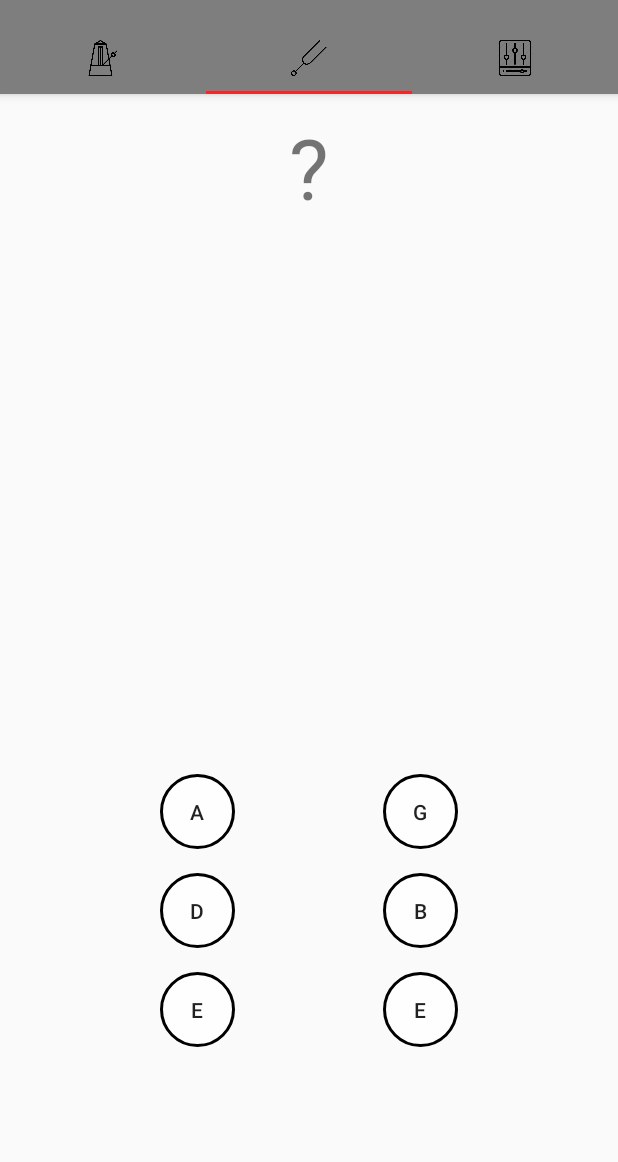
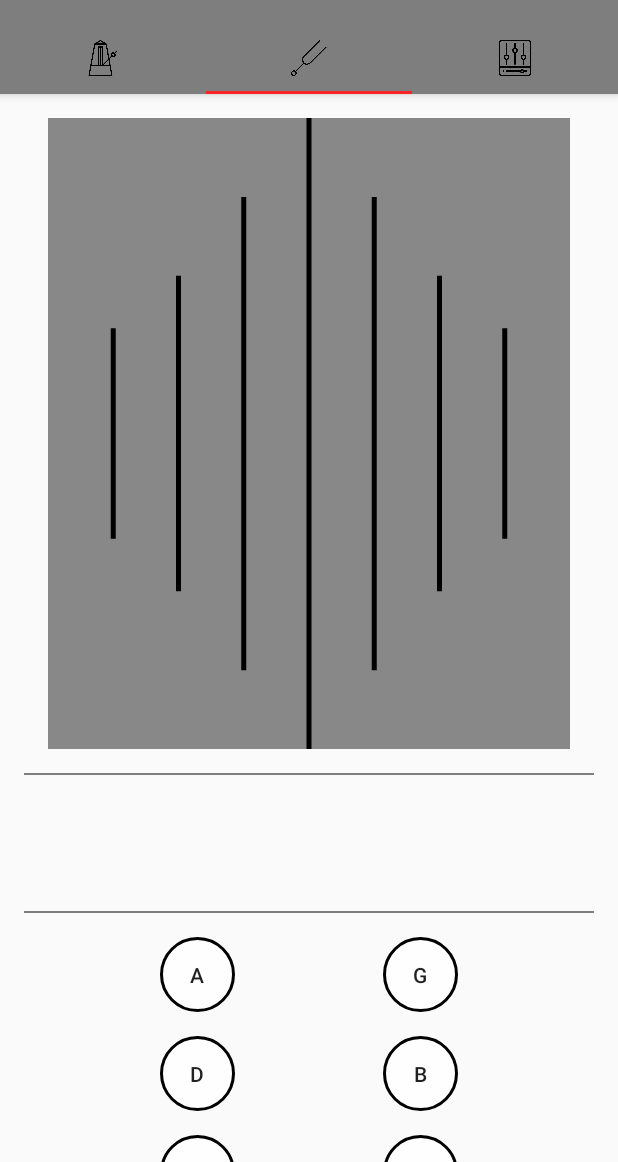
Before and after one commit to Llado22/TimmyTuner, an Android app: the screen it shows after launch (TimmyTunerActivity), tab 2 chosen, on a phone screen of 412 x 824 dp, the part 74-1236 px from its top. Run offline under Robolectric (Android 15) with nearby library versions, the phone set to English and light mode, and no system bars; pictures from the network do not load.

Commit message:
1a fase Tuner View (animació afinador) + Layout

```diff
--- a/app/src/main/java/tuners/timmy/timmytuner/TunerFragment.java
+++ b/app/src/main/java/tuners/timmy/timmytuner/TunerFragment.java
@@ -11,6 +11,7 @@ import android.view.LayoutInflater;
 import android.view.View;
 import android.view.ViewGroup;
 import android.widget.Button;
+import android.widget.RelativeLayout;
 import android.widget.TextView;
 import android.media.AudioManager;
 import android.media.SoundPool;
@@ -35,11 +36,10 @@ public class TunerFragment extends Fragment implements View.OnClickListener {
     private Button btn_4;
     private Button btn_5;
     private Button btn_6;
-    //soundpool
-    private int idSound;
-    public SoundPool sp;
+    //View afinador
+    TunerView tunerView;
+    //media player
     private MediaPlayer mp;
-
 
     RecordingThread recordingThread = new RecordingThread(new RecordingThread.Listener() {
         @Override
@@ -67,7 +67,6 @@ public class TunerFragment extends Fragment implements View.OnClickListener {
         Log.e("ACTION", "Crida al onStart() tuner");
     }
 
-    // Fer que quan s'executa el onStop() s'apagui el micro!!!!!
     @Override
     public void onStop() {
         super.onStop();
@@ -75,10 +74,29 @@ public class TunerFragment extends Fragment implements View.OnClickListener {
     }
 
     @Override
+    public void onPause() {
+        super.onPause();
+        Log.e("ACTION", "Crida al onPause() tuner");
+    }
+
+    @Override
+    public void onResume() {
+        super.onResume();
+        Log.e("ACTION", "Crida al onResume() tuner");
+    }
+
+
+    @Override
     public View onCreateView(LayoutInflater inflater, ViewGroup container,
                              Bundle savedInstanceState) {
         // Inflate the layout for this fragment
+
         View view = inflater.inflate(R.layout.fragment_tuner, container, false);
+
+        //RelativeLayout relativeLayout = (RelativeLayout) view.findViewById(R.id.container);
+        //relativeLayout.addView(new TunerView(getActivity()));
+        tunerView = (TunerView) view.findViewById(R.id.tunerView);
+        //getActivity().setContentView(tunerView);
 
         note = view.findViewById(R.id.textView);
         btn_1 = view.findViewById(R.id.btn_1);
@@ -96,8 +114,6 @@ public class TunerFragment extends Fragment implements View.OnClickListener {
 
         return view;
     }
-
-
 
 
     @Override
@@ -174,7 +190,7 @@ public class TunerFragment extends Fragment implements View.OnClickListener {
         else if(pitchInHz >= 185 && pitchInHz < 196) {
             sNote = "G";
         } else {
-            sNote = "?";
+            sNote = "";
         }
         try {
             //Toast.makeText(getActivity(), sNote ,Toast.LENGTH_SHORT).show();
@@ -183,10 +199,6 @@ public class TunerFragment extends Fragment implements View.OnClickListener {
             Log.e("Error","Error en setText");
         }
 
-    }
-
-    public void rep(){
-        sp.play(idSound,1,1,1,0,0);
     }
 
     public void startRecording() {
--- /dev/null
+++ b/app/src/main/java/tuners/timmy/timmytuner/TunerView.java
@@ -0,0 +1,108 @@
+package tuners.timmy.timmytuner;
+
+import android.content.Context;
+import android.graphics.Canvas;
+import android.graphics.Color;
+import android.graphics.Paint;
+import android.util.AttributeSet;
+import android.view.View;
+
+public class TunerView extends View {
+
+    private float selected;
+    Paint paint = new Paint();
+    Paint background_paintbrush;
+    Paint lines_paintbrush;
+    Paint black_paintbrush_fill;
+    Paint black_paintbrush_stroke;
+    Paint white_paintbrush_text;
+    private Canvas canvas;
+
+    public TunerView(Context context) {
+        super(context);
+        //setBackgroundResource(R.drawable)
+    }
+
+    public TunerView (Context context, AttributeSet attrs) {
+        super(context, attrs);
+        init(context, attrs, 0);
+    }
+
+    public TunerView (Context context, AttributeSet attrs, int defStyle) {
+        super(context, attrs, defStyle);
+        init(context, attrs, defStyle);
+    }
+
+    private void init(Context context, AttributeSet attrs, int defStyle) {
+        //do stuff
+    }
+
+    @Override
+    protected void onDraw(Canvas canvas) {
+        super.onDraw(canvas);
+        float centerY = getHeight()/2;
+        float centerX = getWidth()/2;
+        float height = getHeight();
+
+
+        paintbrush();
+        initialize(canvas);
+
+
+        //Rect rectangle = new Rect();
+        //rectangle.set(0,0,getWidth(),getHeight());
+        //canvas.drawRect(rectangle, black_paintbrush_fill);
+        //canvas.drawText(String.valueOf(), getWidth()/2, getHeight()/2, white_paintbrush_text);
+
+
+    }
+
+    private void initialize(Canvas canvas) {
+        float centerX = getWidth()/2;
+        float height = getHeight();
+        float width = getWidth();
+
+        //pintar background
+        canvas.drawPaint(background_paintbrush);
+        //linea central
+        canvas.drawLine(centerX, 0, centerX, height, lines_paintbrush);
+        //segones
+        canvas.drawLine(centerX-(centerX/4), height/8, centerX-(centerX/4), height-(height/8), lines_paintbrush);
+        canvas.drawLine(centerX+(centerX/4), height/8, centerX+(centerX/4), height-(height/8), lines_paintbrush);
+        //terceres
+        canvas.drawLine(centerX/2, height/4, centerX/2, height-(height/4), lines_paintbrush);
+        canvas.drawLine(centerX+(centerX/2), height/4, centerX+(centerX/2), height-(height/4), lines_paintbrush);
+        //cuartes
+        canvas.drawLine(centerX/4, height/3, centerX/4, height-(height/3), lines_paintbrush);
+        canvas.drawLine(width-(centerX/4), height/3, width-(centerX/4), height-(height/3), lines_paintbrush);
+    }
+
+    private void paintbrush() {
+        black_paintbrush_fill = new Paint();
+        black_paintbrush_fill.setColor(Color.BLACK);
+        black_paintbrush_fill.setStyle(Paint.Style.FILL);
+        black_paintbrush_stroke = new Paint();
+        black_paintbrush_stroke.setColor(Color.BLACK);
+        black_paintbrush_stroke.setStyle(Paint.Style.STROKE);
+        black_paintbrush_stroke.setStrokeWidth(3);
+        white_paintbrush_text = new Paint();
+        white_paintbrush_text.setColor(Color.WHITE);
+        white_paintbrush_text.setStyle(Paint.Style.FILL_AND_STROKE);
+        background_paintbrush = new Paint();
+        background_paintbrush.setColor(Color.GRAY);
+        lines_paintbrush = new Paint();
+        lines_paintbrush.setColor(Color.BLACK);
+        lines_paintbrush.setStyle(Paint.Style.FILL_AND_STROKE);
+        lines_paintbrush.setStrokeWidth(5);
+    }
+
+
+    //gets and sets
+    public float getSelected() {
+        return selected;
+    }
+
+    public void setSelected(float selected) {
+        this.selected = selected;
+    }
+}
--- a/app/src/main/res/layout/fragment_tuner.xml
+++ b/app/src/main/res/layout/fragment_tuner.xml
@@ -3,9 +3,26 @@
     xmlns:app="http://schemas.android.com/apk/res-auto"
     xmlns:tools="http://schemas.android.com/tools"
     android:id="@+id/frameLayout"
+
     android:layout_width="match_parent"
     android:layout_height="match_parent"
     tools:context=".TunerFragment">
+
+    <View
+        android:id="@+id/view2"
+        android:layout_width="0dp"
+        android:layout_height="1dp"
+        android:layout_marginStart="16dp"
+        android:layout_marginLeft="16dp"
+        android:layout_marginEnd="16dp"
+        android:layout_marginRight="16dp"
+        android:layout_marginBottom="16dp"
+        android:background="@color/colorPrimary"
+        android:visibility="visible"
+        app:layout_constraintBottom_toTopOf="@+id/btn_4"
+        app:layout_constraintEnd_toEndOf="parent"
+        app:layout_constraintHorizontal_bias="0.0"
+        app:layout_constraintStart_toStartOf="parent" />
 
     <TextView
         android:id="@+id/textView"
@@ -13,14 +30,15 @@
         android:layout_height="wrap_content"
         android:layout_marginStart="8dp"
         android:layout_marginLeft="8dp"
-        android:layout_marginTop="11dp"
         android:layout_marginEnd="8dp"
         android:layout_marginRight="8dp"
+        android:layout_marginBottom="8dp"
         android:gravity="right"
         android:textSize="56sp"
+        app:layout_constraintBottom_toTopOf="@+id/view2"
         app:layout_constraintEnd_toEndOf="parent"
+        app:layout_constraintHorizontal_bias="0.502"
         app:layout_constraintStart_toStartOf="parent"
-        app:layout_constraintTop_toTopOf="parent"
         tools:text="31.37" />
 
 
@@ -30,12 +48,12 @@
         android:layout_height="50dp"
         android:layout_marginStart="8dp"
         android:layout_marginLeft="8dp"
-        android:layout_marginTop="13dp"
+        android:layout_marginBottom="16dp"
         android:background="@drawable/circ_btn"
         android:text="A"
+        app:layout_constraintBottom_toTopOf="@+id/btn_5"
         app:layout_constraintEnd_toStartOf="@+id/btn_3"
-        app:layout_constraintStart_toStartOf="parent"
-        app:layout_constraintTop_toBottomOf="@+id/view" />
+        app:layout_constraintStart_toStartOf="parent" />
 
     <Button
         android:id="@+id/btn_3"
@@ -53,31 +71,31 @@
 
     <Button
         android:id="@+id/btn_5"
-        android:background="@drawable/circ_btn"
         android:layout_width="50dp"
         android:layout_height="50dp"
         android:layout_marginStart="8dp"
         android:layout_marginLeft="8dp"
-        android:layout_marginTop="16dp"
+        android:layout_marginBottom="16dp"
+        android:background="@drawable/circ_btn"
         android:text="D"
+        app:layout_constraintBottom_toTopOf="@+id/btn_6"
         app:layout_constraintEnd_toStartOf="@+id/btn_2"
         app:layout_constraintHorizontal_bias="0.5"
-        app:layout_constraintStart_toStartOf="parent"
-        app:layout_constraintTop_toBottomOf="@+id/btn_4" />
+        app:layout_constraintStart_toStartOf="parent" />
 
     <Button
         android:id="@+id/btn_6"
         android:layout_width="50dp"
         android:layout_height="50dp"
-        android:background="@drawable/circ_btn"
         android:layout_marginStart="8dp"
         android:layout_marginLeft="8dp"
-        android:layout_marginTop="16dp"
+        android:layout_marginBottom="24dp"
+        android:background="@drawable/circ_btn"
         android:text="E"
+        app:layout_constraintBottom_toBottomOf="parent"
         app:layout_constraintEnd_toStartOf="@+id/btn_1"
         app:layout_constraintHorizontal_bias="0.5"
-        app:layout_constraintStart_toStartOf="parent"
-        app:layout_constraintTop_toBottomOf="@+id/btn_5" />
+        app:layout_constraintStart_toStartOf="parent" />
 
     <Button
         android:id="@+id/btn_2"
@@ -97,24 +115,45 @@
         android:id="@+id/btn_1"
         android:layout_width="50dp"
         android:layout_height="50dp"
-        android:background="@drawable/circ_btn"
-        android:layout_marginTop="16dp"
         android:layout_marginEnd="8dp"
         android:layout_marginRight="8dp"
+        android:background="@drawable/circ_btn"
         android:text="E"
+        app:layout_constraintBaseline_toBaselineOf="@+id/btn_6"
         app:layout_constraintEnd_toEndOf="parent"
         app:layout_constraintHorizontal_bias="0.5"
-        app:layout_constraintStart_toEndOf="@+id/btn_6"
-        app:layout_constraintTop_toBottomOf="@+id/btn_2" />
+        app:layout_constraintStart_toEndOf="@+id/btn_6" />
 
     <View
-        android:id="@+id/view"
-        android:layout_width="wrap_content"
+        android:id="@+id/view1"
+        android:layout_width="0dp"
         android:layout_height="1dp"
         android:layout_marginStart="16dp"
         android:layout_marginLeft="16dp"
-        android:layout_marginBottom="328dp"
-        app:layout_constraintBottom_toBottomOf="parent"
+        android:layout_marginEnd="16dp"
+        android:layout_marginRight="16dp"
+        android:layout_marginBottom="8dp"
+        android:background="@color/colorPrimary"
+        android:visibility="visible"
+        app:layout_constraintBottom_toTopOf="@+id/textView"
+        app:layout_constraintEnd_toEndOf="parent"
         app:layout_constraintStart_toStartOf="parent" />
 
+    <tuners.timmy.timmytuner.TunerView
+        android:id="@+id/tunerView"
+        android:layout_width="0dp"
+        android:layout_height="0dp"
+        android:layout_marginStart="32dp"
+        android:layout_marginLeft="32dp"
+        android:layout_marginTop="16dp"
+        android:layout_marginEnd="32dp"
+        android:layout_marginRight="32dp"
+        android:layout_marginBottom="16dp"
+        android:background="#000000"
+        app:layout_constraintBottom_toTopOf="@+id/view1"
+        app:layout_constraintEnd_toEndOf="parent"
+        app:layout_constraintHorizontal_bias="0.0"
+        app:layout_constraintStart_toStartOf="parent"
+        app:layout_constraintTop_toTopOf="parent" />
+
 </android.support.constraint.ConstraintLayout>
```
